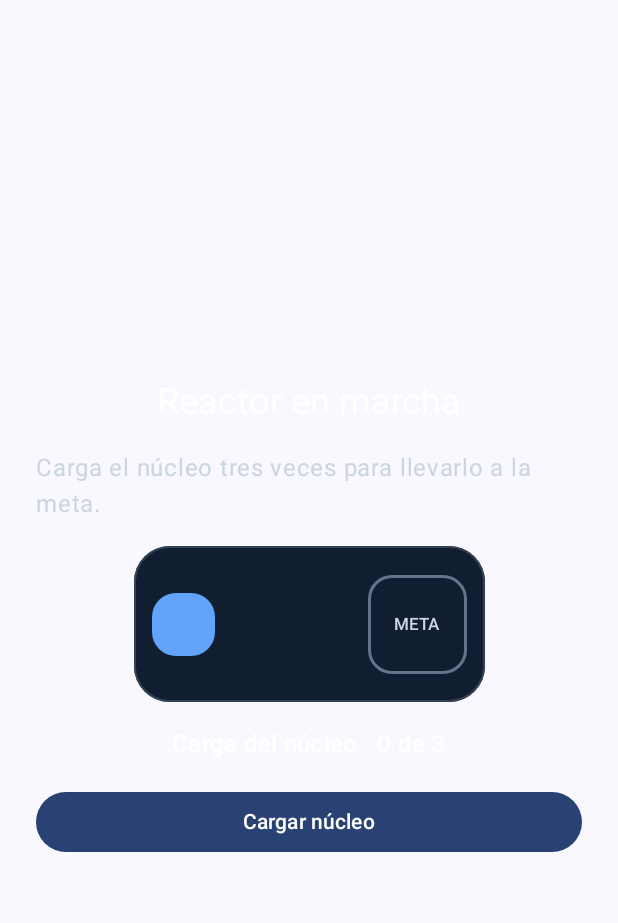
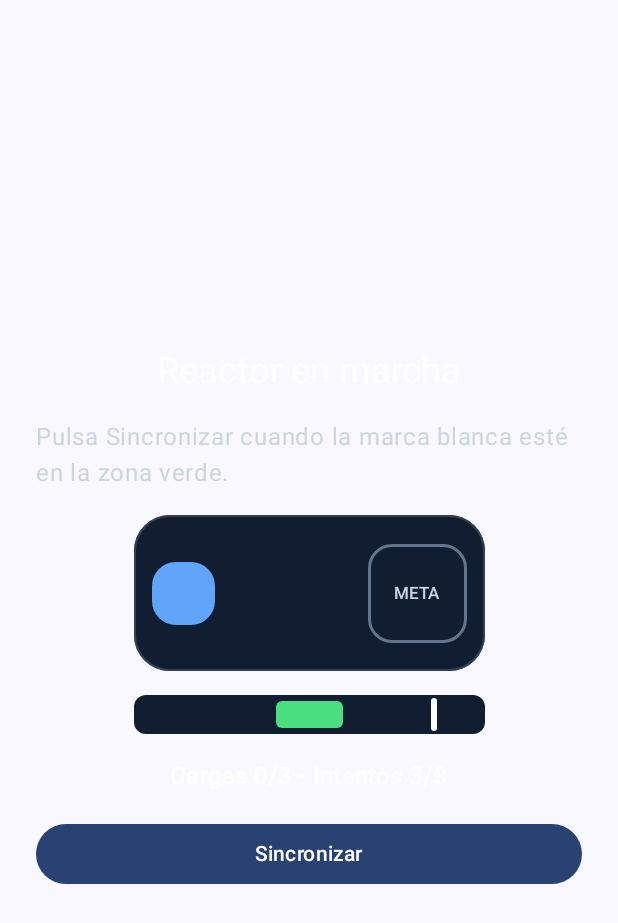
Before and after one commit to luisparq/Lab13Animaciones, an Android app built with Jetpack Compose: the composable EjercicioFinal shown on its own in the app's theme, on a phone screen of 412 x 824 dp. Shown: the top 923 px of the screen. Run offline under Robolectric (Android 15) with nearby library versions, the phone set to English and light mode, and no system bars.

Commit message:
feat: agregar reto de sincronizacion al minijuego

```diff
--- a/app/src/main/java/com/example/lab13animaciones/MainActivity.kt
+++ b/app/src/main/java/com/example/lab13animaciones/MainActivity.kt
@@ -5,6 +5,10 @@ import androidx.activity.ComponentActivity
 import androidx.activity.compose.setContent
 import androidx.activity.enableEdgeToEdge
 import androidx.compose.animation.AnimatedVisibility
+import androidx.compose.animation.core.RepeatMode
+import androidx.compose.animation.core.animateFloat
+import androidx.compose.animation.core.infiniteRepeatable
+import androidx.compose.animation.core.rememberInfiniteTransition
 import androidx.compose.animation.core.tween
 import androidx.compose.animation.fadeIn
 import androidx.compose.animation.fadeOut
@@ -24,6 +28,7 @@ import androidx.compose.material3.Surface
 import androidx.compose.material3.Text
 import androidx.compose.runtime.Composable
 import androidx.compose.runtime.getValue
+import androidx.compose.runtime.key
 import androidx.compose.runtime.mutableStateOf
 import androidx.compose.runtime.saveable.rememberSaveable
 import androidx.compose.runtime.setValue
@@ -414,7 +419,30 @@ private fun EjercicioContenido() {
 @Composable
 private fun EjercicioFinal() {
     var cargas by rememberSaveable { mutableStateOf(0) }
+    var fallos by rememberSaveable { mutableStateOf(0) }
     val completado = cargas == 3
+    val partidaTerminada = completado || fallos == 3
+    val pulso = if (partidaTerminada) {
+        null
+    } else {
+        key(cargas, fallos) {
+            val reloj = rememberInfiniteTransition(label = "Reloj del reactor")
+            reloj.animateFloat(
+                initialValue = 0f,
+                targetValue = 1f,
+                animationSpec = infiniteRepeatable(
+                    animation = tween(1600 - cargas * 200, easing = LinearEasing),
+                    repeatMode = RepeatMode.Reverse
+                ),
+                label = "Posición del pulso"
+            )
+        }
+    }
+    val mensaje = when {
+        completado -> "¡Reactor activado!"
+        partidaTerminada -> "Reactor bloqueado"
+        else -> "Cargas $cargas/3 · Intentos ${3 - fallos}/3"
+    }
 
     Column(
         modifier = Modifier.fillMaxSize().padding(horizontal = 24.dp),
@@ -427,36 +455,72 @@ private fun EjercicioFinal() {
             style = MaterialTheme.typography.headlineSmall
         )
         Text(
-            "Carga el núcleo tres veces para llevarlo a la meta.",
+            "Pulsa Sincronizar cuando la marca blanca esté en la zona verde.",
             color = Color(0xFFCBD5E1)
         )
         PistaDelReactor(cargas)
 
+        BoxWithConstraints(
+            modifier = Modifier.size(width = 234.dp, height = 26.dp)
+                .background(Color(0xFF111D30), RoundedCornerShape(8.dp))
+                .padding(horizontal = 6.dp)
+        ) {
+            val recorrido = maxWidth
+            Box(
+                modifier = Modifier.align(Alignment.CenterStart)
+                    .offset(x = recorrido * 0.40f)
+                    .size(width = recorrido * 0.20f, height = 18.dp)
+                    .background(Color(0xFF4ADE80), RoundedCornerShape(4.dp))
+            )
+            if (pulso != null) {
+                Box(
+                    modifier = Modifier.align(Alignment.CenterStart)
+                        .offset(x = recorrido * pulso.value - 2.dp)
+                        .size(width = 4.dp, height = 22.dp)
+                        .background(Color.White, RoundedCornerShape(2.dp))
+                )
+            }
+        }
+
         AnimatedContent(
-            targetState = cargas,
+            targetState = mensaje,
             transitionSpec = { fadeIn(tween(350)).togetherWith(fadeOut(tween(200))) },
             label = "Progreso de la misión"
-        ) { carga ->
+        ) { texto ->
             Text(
-                text = if (carga == 3) "¡Reactor activado!" else "Carga del núcleo · $carga de 3",
-                color = if (carga == 3) Color(0xFF4ADE80) else Color.White,
+                text = texto,
+                color = when (texto) {
+                    "¡Reactor activado!" -> Color(0xFF4ADE80)
+                    "Reactor bloqueado" -> Color(0xFFFDA4AF)
+                    else -> Color.White
+                },
                 style = MaterialTheme.typography.titleMedium
             )
         }
 
         Button(
-            onClick = { cargas = (cargas + 1).coerceAtMost(3) },
-            enabled = !completado,
+            onClick = {
+                if (cargas < 3 && fallos < 3) {
+                    if ((pulso?.value ?: -1f) in 0.40f..0.60f) cargas += 1 else fallos += 1
+                }
+            },
+            enabled = !partidaTerminada,
             modifier = Modifier.fillMaxWidth()
         ) {
-            Text("Cargar núcleo")
+            Text("Sincronizar")
         }
         AnimatedVisibility(
-            visible = completado,
+            visible = partidaTerminada,
             enter = fadeIn(tween(600)),
             exit = fadeOut(tween(250))
         ) {
-            Button(onClick = { cargas = 0 }, modifier = Modifier.fillMaxWidth()) {
+            Button(
+                onClick = {
+                    cargas = 0
+                    fallos = 0
+                },
+                modifier = Modifier.fillMaxWidth()
+            ) {
                 Text("Reiniciar misión")
             }
         }
```
